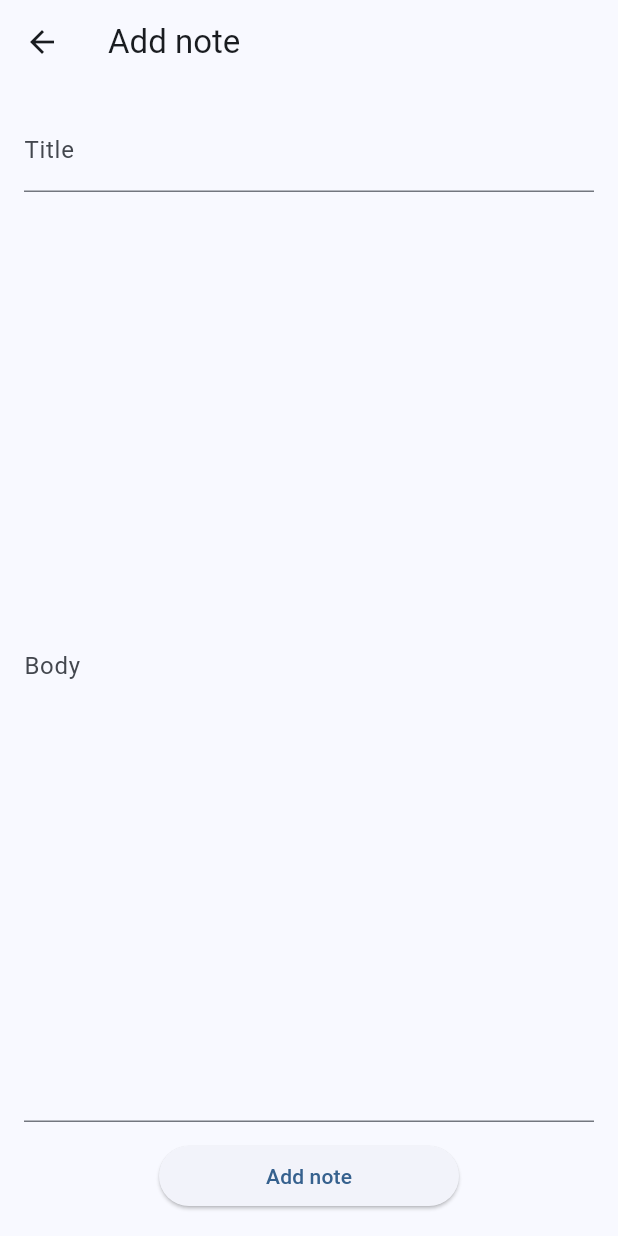
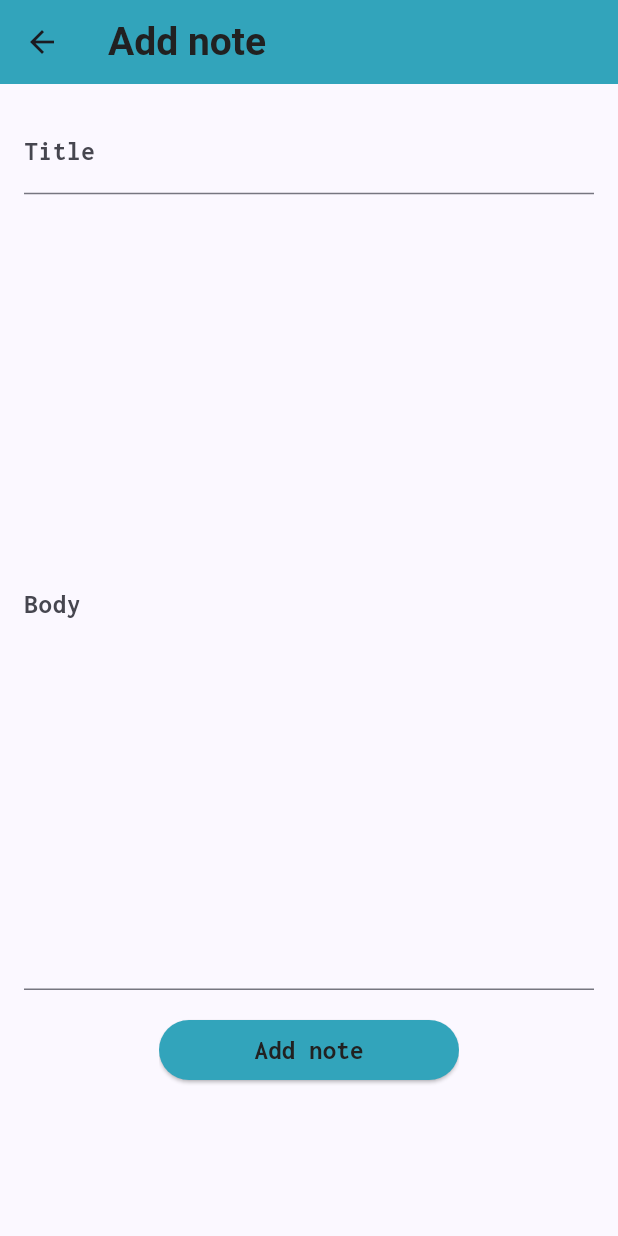
Before and after one commit to mareerray/package, a Flutter app: the screen it shows after launch, after a tap on the "add" icon, on a phone screen of 412 x 824 dp. Run offline on Flutter 3.47's test engine with Material 3 defaults, Android fonts, the phone set to English and light mode, and no system bars; our stand-ins replace google_fonts, sqflite; accounts and stored records are empty; Roboto replaces fonts that are missing (Pattaya).

Commit message:
Add background images and integrate Google Fonts dependency
- Added background images for the app.
- Integrated Google Fonts package for improved typography.
- Refactored main.dart for cleaner code and updated UI elements.

```diff
--- a/secure_notes/lib/main.dart
+++ b/secure_notes/lib/main.dart
@@ -1,50 +1,31 @@
 import 'package:flutter/material.dart';
+import 'package:google_fonts/google_fonts.dart';
 import 'package:intl/intl.dart';
-import 'package:note/note.dart'; // local package ../note
+import 'package:note/note.dart';
 
 String formatNoteDate(String isoString) {
   final dateTime = DateTime.parse(isoString);
   final now = DateTime.now();
-
-  final isSameDay =
-      dateTime.year == now.year &&
-      dateTime.month == now.month &&
-      dateTime.day == now.day;
-
-  if (isSameDay) {
-    return DateFormat.Hm().format(dateTime); // 14:38
-  } else {
-    return DateFormat('yyyy-MM-dd').format(dateTime); // 2026-03-04
-  }
+  final isSameDay = dateTime.year == now.year && dateTime.month == now.month && dateTime.day == now.day;
+  return isSameDay ? DateFormat.Hm().format(dateTime) : DateFormat('yyyy-MM-dd').format(dateTime);
 }
 
-void main() {
-
-  runApp(const SecureNotesMiniApp());
-}
+void main() => runApp(const SecureNotesMiniApp());
 
 class SecureNotesMiniApp extends StatelessWidget {
   const SecureNotesMiniApp({super.key});
-
   @override
-  Widget build(BuildContext context) {
-    return MaterialApp(
-      title: 'Secure Notes Mini',
+  Widget build(BuildContext context) => MaterialApp(
+    title: 'Secure Notes Pro',
     debugShowCheckedModeBanner: false,
-      theme: ThemeData(
-        colorScheme: ColorScheme.fromSeed(seedColor: Colors.blue),
-        useMaterial3: true,
-      ),
-      home: const NotesListScreen(),
+    theme: ThemeData(colorScheme: ColorScheme.fromSeed(seedColor: Colors.indigo), useMaterial3: true),
+    home: NotesListScreen(),
   );
-  }
 }
 
 class NotesListScreen extends StatefulWidget {
   const NotesListScreen({super.key});
-
-  @override
-  State<NotesListScreen> createState() => _NotesListScreenState();
+  @override State<NotesListScreen> createState() => _NotesListScreenState();
 }
 
 class _NotesListScreenState extends State<NotesListScreen> {
@@ -52,14 +33,13 @@ class _NotesListScreenState extends State<NotesListScreen> {
   List<Note> _notes = [];
   bool _isLoading = true;
 
-  @override
-  void initState() {
+  @override void initState() {
     super.initState();
     _init();
   }
 
   Future<void> _init() async {
-    await _db.database; // init database
+    await _db.database;
     await _loadNotes();
   }
 
@@ -72,12 +52,8 @@ class _NotesListScreenState extends State<NotesListScreen> {
   }
 
   Future<void> _addOrEditNote({Note? existing}) async {
-    final result = await Navigator.of(
-      context,
-    ).push(MaterialPageRoute(builder: (_) => EditNoteScreen(note: existing)));
-
+    final result = await Navigator.push(context, MaterialPageRoute(builder: (_) => EditNoteScreen(note: existing)));
     if (result == null) return;
-
     if (result == 'delete') {
       if (existing != null) {
         await _db.deleteNote(note: existing);
@@ -85,7 +61,6 @@ class _NotesListScreenState extends State<NotesListScreen> {
       }
       return;
     }
-
     if (result is Note) {
       if (existing == null) {
         await _db.addNote(note: result);
@@ -104,90 +79,196 @@ class _NotesListScreenState extends State<NotesListScreen> {
   Future<void> _confirmDeleteAll() async {
     final shouldDelete = await showDialog<bool>(
       context: context,
-      builder: (context) => AlertDialog(
-        title: const Text('Delete all notes?'),
-        content: const Text('Do you want to remove all notes?'),
+      builder: (_) => AlertDialog(
+        title: const Text('Delete All Notes?'),
+        content: const Text('This cannot be undone.'),
         actions: [
-          TextButton(
-            onPressed: () => Navigator.of(context).pop(false),
-            child: const Text('Cancel'),
-          ),
-          TextButton(
-            onPressed: () => Navigator.of(context).pop(true),
-            child: const Text('Delete all'),
+          TextButton(onPressed: () => Navigator.pop(context, false), child: const Text('Cancel')),
+          ElevatedButton(
+            style: ElevatedButton.styleFrom(backgroundColor: Colors.red),
+            onPressed: () => Navigator.pop(context, true),
+            child: const Text('Delete All', style: TextStyle(color: Colors.white)),
           ),
         ],
       ),
     );
+    if (shouldDelete == true) await _deleteAll();
+  }
 
-    if (shouldDelete == true) {
-      await _deleteAll();
-    }
+  void _onReorder(int oldIndex, int newIndex) {
+    setState(() {
+      if (newIndex > oldIndex) newIndex--;
+      final Note note = _notes.removeAt(oldIndex);
+      _notes.insert(newIndex, note);
+    });
+    // TODO: Save order to DB if position field added
   }
 
   @override
-  Widget build(BuildContext context) {
-
-
-    return Scaffold(
+  Widget build(BuildContext context) => Scaffold(
+    // extendBodyBehindAppBar: true,
     appBar: AppBar(
-        title: const Text('Secure Notes'),
+      title: Text('Secure Notes', style: GoogleFonts.pattaya(color: Colors.grey[900], fontSize: 30, fontWeight: FontWeight.bold)),
+      backgroundColor: Colors.transparent,
+      elevation: 0,
+      flexibleSpace: Container(
+        decoration: BoxDecoration(
+          gradient: LinearGradient(
+            colors: [const Color.fromARGB(255, 92, 185, 192), const Color.fromARGB(255, 40, 118, 147)],
+            begin: Alignment.topLeft,
+            end: Alignment.bottomRight,
+          ),
+        ),
+      ),
       actions: [
         IconButton(
-            icon: const Icon(Icons.delete),
+          icon: const Icon(Icons.delete_outline, color: Color(0xFFffffff),),
+          tooltip: 'Delete All',
           onPressed: _notes.isEmpty ? null : _confirmDeleteAll,
         ),
       ],
     ),
-      body: Column(
+    body: Stack(
       children: [
-          Expanded(
-            child: _isLoading
-                ? const Center(child: CircularProgressIndicator())
-                : _notes.isEmpty
-                ? const Center(child: Text('No notes yet'))
-                : ListView.builder(
-                    itemCount: _notes.length,
-                    itemBuilder: (context, index) {
-                      final note = _notes[index];
-                      return ListTile(
-                        title: Text(note.title),
-                        subtitle: Column(
-                          crossAxisAlignment: CrossAxisAlignment.start,
-                          children: [
-                            Text(
-                              note.body,
-                              maxLines: 2,
-                              overflow: TextOverflow.ellipsis,
+        // 1. Background image (bottom)
+        Positioned.fill(
+          child: Container(
+            padding: const EdgeInsets.only(bottom: 50),
+            decoration: BoxDecoration(
+              image: DecorationImage(
+                image: AssetImage('assets/images/bg_app.jpg'),
+                fit: BoxFit.cover,
               ),
-                            const SizedBox(height: 4),
-                            Text(
-                              formatNoteDate(note.date),
-                              style: Theme.of(context).textTheme.labelSmall
-                                  ?.copyWith(color: Colors.grey),
+            ),
+          ),
+        ),
+        // 2. Overlay gradient (middle)
+        Positioned.fill(
+          child: Container(
+            decoration: BoxDecoration(
+              gradient: LinearGradient(
+                begin: Alignment.topCenter,
+                end: Alignment.bottomCenter,
+                colors: [
+                  Colors.black.withValues(alpha:0.4),
+                  Colors.black.withValues(alpha:0.6),
+                ],
+              ),
+            ),
+          ),
+        ),
+        // 3. Content (top - visible!)
+        SafeArea(
+          child: Column(children: [
+            Expanded(child: _buildNotesList()),
+          ]),
         ),
       ],
     ),
-                        onTap: () => _addOrEditNote(existing: note),
+    // Dark overlay
+    floatingActionButton: FloatingActionButton(
+      onPressed: () => _addOrEditNote(),
+      backgroundColor: const Color(0xFF32a4bb),
+      child: const Icon(Icons.add, color: Colors.white),
+    ),
   );
-                    },
-                  ),
+
+  Widget _buildNotesList() => _isLoading
+      ? const Center(child: CircularProgressIndicator())
+      : _notes.isEmpty
+          ? Center(
+              child: Column(
+                mainAxisAlignment: MainAxisAlignment.center,
+                children: [
+                  Icon(Icons.lightbulb_outline, size: 80, color: Colors.grey[400]),
+                  const SizedBox(height: 16),
+                  Text('No notes yet', style: Theme.of(context).textTheme.headlineSmall),
+                  const SizedBox(height: 8),
+                  ElevatedButton.icon(
+                    onPressed: () => _addOrEditNote(),
+                    icon: const Icon(Icons.add),
+                    label: const Text('Create First Note'),
                   ),
                 ],
               ),
-      floatingActionButton: FloatingActionButton(
-        onPressed: () => _addOrEditNote(),
-        child: const Icon(Icons.add),
+            )
+          : ReorderableListView(
+              onReorder: _onReorder,
+              padding: const EdgeInsets.all(16),
+              children: _notes.map((note) => _buildNoteCard(note)).toList(),
+            );
+
+  Widget _buildNoteCard(Note note) => Dismissible(
+    key: ValueKey(note.id),
+    direction: DismissDirection.endToStart,
+    background: Container(
+      decoration: BoxDecoration(color: Colors.red.shade400, borderRadius: BorderRadius.circular(12)),
+      alignment: Alignment.centerRight,
+      padding: const EdgeInsets.only(right: 20),
+      child: const Icon(Icons.delete_outline, color: Colors.white, size: 28),
+    ),
+    confirmDismiss: (_) async => await _confirmSingleDelete(note),
+    child: Card(
+      // elevation: 4,
+      color: Colors.white.withValues(alpha: 0.9),
+      margin: const EdgeInsets.only(bottom: 10),
+      shape: RoundedRectangleBorder(borderRadius: BorderRadius.circular(6)),
+      child: ListTile(
+        contentPadding: const EdgeInsets.all(8),
+        leading: const Icon(Icons.drag_indicator, color: Color(0xFF32a4bb)),
+        title: Text(note.title, style: GoogleFonts.inconsolata(fontWeight: FontWeight.bold, fontSize: 16)),
+        subtitle: Padding(
+          padding: const EdgeInsets.only(top: 8),
+          child: Column(
+            crossAxisAlignment: CrossAxisAlignment.start,
+            children: [
+              Text(note.body, maxLines: 2, overflow: TextOverflow.ellipsis, style:GoogleFonts.inconsolata(color: Colors.grey[800], fontSize: 14)),
+              const SizedBox(height: 8),
+              Row(
+                children: [
+                  Icon(Icons.access_time, size: 14, color: Colors.grey[600]),
+                  const SizedBox(width: 4),
+                  Text(formatNoteDate(note.date), style: GoogleFonts.inconsolata(color: Colors.grey[600], fontSize: 12)),
+                ],
+              ),
+            ],
+          ),
+        ),
+        trailing: PopupMenuButton<IconData>(
+          icon: const Icon(Icons.more_vert),
+          color: Colors.white.withValues(alpha:0.9),  // ← background color
+          elevation: 8,
+          onSelected: (action) {
+            if (action == Icons.edit) _addOrEditNote(existing: note);
+            if (action == Icons.delete_outline) _confirmSingleDelete(note);
+          },
+          itemBuilder: (_) => [
+            PopupMenuItem(value: Icons.edit, child: Row(children: [Icon(Icons.edit), SizedBox(width: 12), Text('Edit')])),
+            PopupMenuItem(value: Icons.delete_outline, child: Row(children: [Icon(Icons.delete_outline, color: Colors.red), SizedBox(width: 12), Text('Delete', style: TextStyle(color: Colors.red))])),
+          ],
+        ),
+        onTap: () => _addOrEditNote(existing: note),
+      ),
+    ),
+  );
+
+  Future<bool?> _confirmSingleDelete(Note note) => showDialog<bool>(
+    context: context,
+    builder: (_) => AlertDialog(
+      title: const Text('Delete Note'),
+      content: Text('"${note.title}" will be deleted.'),
+      actions: [
+        TextButton(onPressed: () => Navigator.pop(context, false), child: const Text('Cancel')),
+        ElevatedButton(
+          style: ElevatedButton.styleFrom(backgroundColor: Colors.red),
+          onPressed: () => Navigator.pop(context, true),
+          child: const Text('Delete', style: TextStyle(color: Colors.white)),
+        ),
+      ],
     ),
   );
 }
 
-  @override
-  void dispose() {
-    _db.close();
-    super.dispose();
-  }
-}
 
 class EditNoteScreen extends StatefulWidget {
   final Note? note;
@@ -253,7 +334,8 @@ class _EditNoteScreenState extends State<EditNoteScreen> {
 
     return Scaffold(
       appBar: AppBar(
-        title: Text(isEditing ? 'Edit note' : 'Add note'),
+        backgroundColor: const Color(0xFF32a4bb),
+        title: Text(isEditing ? 'Edit note' : 'Add note', style: GoogleFonts.pattaya(color:  Colors.grey[900], fontSize: 26, fontWeight: FontWeight.bold)),
         actions: [
           if (isEditing)
             IconButton(
@@ -263,14 +345,14 @@ class _EditNoteScreenState extends State<EditNoteScreen> {
         ],
       ),
       body: Padding(
-        padding: const EdgeInsets.all(16.0),
+        padding: const EdgeInsets.fromLTRB(16.0, 16.0, 16.0, 100.0),
         child: Form(
           key: _formKey,
           child: Column(
             children: [
               TextFormField(
                 controller: _titleController,
-                decoration: const InputDecoration(labelText: 'Title'),
+                decoration: InputDecoration(labelText: 'Title', labelStyle: GoogleFonts.inconsolata(fontSize: 18, fontWeight: FontWeight.bold)),
                 validator: (value) {
                   if (value == null || value.trim().isEmpty) {
                     return 'Title is required';
@@ -278,11 +360,11 @@ class _EditNoteScreenState extends State<EditNoteScreen> {
                   return null;
                 },
               ),
-              const SizedBox(height: 12),
+              const SizedBox(height: 16),
               Expanded(
                 child: TextFormField(
                   controller: _bodyController,
-                  decoration: const InputDecoration(labelText: 'Body'),
+                  decoration: InputDecoration(labelText: 'Body', labelStyle: GoogleFonts.inconsolata(fontSize: 18, fontWeight: FontWeight.bold)),
                   maxLines: null,
                   expands: true,
                   keyboardType: TextInputType.multiline,
@@ -294,12 +376,16 @@ class _EditNoteScreenState extends State<EditNoteScreen> {
                   },
                 ),
               ),
-              const SizedBox(height: 12),
+              const SizedBox(height: 16),
               SizedBox(
                 width: 200,
+                child: ClipRRect(
+                  borderRadius: BorderRadius.circular(4),
                   child: ElevatedButton(
+                    style: ElevatedButton.styleFrom(backgroundColor: const Color(0xFF32a4bb)),
                     onPressed: _save,
-                  child: Text(isEditing ? 'Save changes' : 'Add note'),
+                    child: Text(isEditing ? 'Save changes' : 'Add note', style: GoogleFonts.inconsolata(fontSize: 18, fontWeight: FontWeight.bold, color: Colors.grey[900])),
+                  ),
                 ),
               ),
             ],
@@ -316,89 +402,3 @@ class _EditNoteScreenState extends State<EditNoteScreen> {
     super.dispose();
   }
 }
-
-class MyHomePage extends StatefulWidget {
-  const MyHomePage({super.key, required this.title});
-
-  // This widget is the home page of your application. It is stateful, meaning
-  // that it has a State object (defined below) that contains fields that affect
-  // how it looks.
-
-  // This class is the configuration for the state. It holds the values (in this
-  // case the title) provided by the parent (in this case the App widget) and
-  // used by the build method of the State. Fields in a Widget subclass are
-  // always marked "final".
-
-  final String title;
-
-  @override
-  State<MyHomePage> createState() => _MyHomePageState();
-}
-
-class _MyHomePageState extends State<MyHomePage> {
-  int _counter = 0;
-
-  void _incrementCounter() {
-    setState(() {
-      // This call to setState tells the Flutter framework that something has
-      // changed in this State, which causes it to rerun the build method below
-      // so that the display can reflect the updated values. If we changed
-      // _counter without calling setState(), then the build method would not be
-      // called again, and so nothing would appear to happen.
-      _counter++;
-    });
-  }
-
-  @override
-  Widget build(BuildContext context) {
-    // This method is rerun every time setState is called, for instance as done
-    // by the _incrementCounter method above.
-    //
-    // The Flutter framework has been optimized to make rerunning build methods
-    // fast, so that you can just rebuild anything that needs updating rather
-    // than having to individually change instances of widgets.
-    return Scaffold(
-      appBar: AppBar(
-        // TRY THIS: Try changing the color here to a specific color (to
-        // Colors.amber, perhaps?) and trigger a hot reload to see the AppBar
-        // change color while the other colors stay the same.
-        backgroundColor: Theme.of(context).colorScheme.inversePrimary,
-        // Here we take the value from the MyHomePage object that was created by
-        // the App.build method, and use it to set our appbar title.
-        title: Text(widget.title),
-      ),
-      body: Center(
-        // Center is a layout widget. It takes a single child and positions it
-        // in the middle of the parent.
-        child: Column(
-          // Column is also a layout widget. It takes a list of children and
-          // arranges them vertically. By default, it sizes itself to fit its
-          // children horizontally, and tries to be as tall as its parent.
-          //
-          // Column has various properties to control how it sizes itself and
-          // how it positions its children. Here we use mainAxisAlignment to
-          // center the children vertically; the main axis here is the vertical
-          // axis because Columns are vertical (the cross axis would be
-          // horizontal).
-          //
-          // TRY THIS: Invoke "debug painting" (choose the "Toggle Debug Paint"
-          // action in the IDE, or press "p" in the console), to see the
-          // wireframe for each widget.
-          mainAxisAlignment: .center,
-          children: [
-            const Text('You have pushed the button this many times:'),
-            Text(
-              '$_counter',
-              style: Theme.of(context).textTheme.headlineMedium,
-            ),
-          ],
-        ),
-      ),
-      floatingActionButton: FloatingActionButton(
-        onPressed: _incrementCounter,
-        tooltip: 'Increment',
-        child: const Icon(Icons.add),
-      ),
-    );
-  }
-}
--- a/secure_notes/pubspec.yaml
+++ b/secure_notes/pubspec.yaml
@@ -38,6 +38,7 @@ dependencies:
   # The following adds the Cupertino Icons font to your application.
   # Use with the CupertinoIcons class for iOS style icons.
   cupertino_icons: ^1.0.8
+  google_fonts: ^8.0.2
 
 dev_dependencies:
   flutter_test:
@@ -62,8 +63,8 @@ flutter:
   uses-material-design: true
 
   # To add assets to your application, add an assets section, like this:
-  # assets:
-  #   - images/a_dot_burr.jpeg
+  assets:
+      - assets/images/
   #   - images/a_dot_ham.jpeg
 
   # An image asset can refer to one or more resolution-specific "variants", see
```
Also changed, not shown: secure_notes/assets/images/background_app.jpg (added), secure_notes/pubspec.lock, 1 other file. Lines whose indentation alone changed are shown as unchanged.
